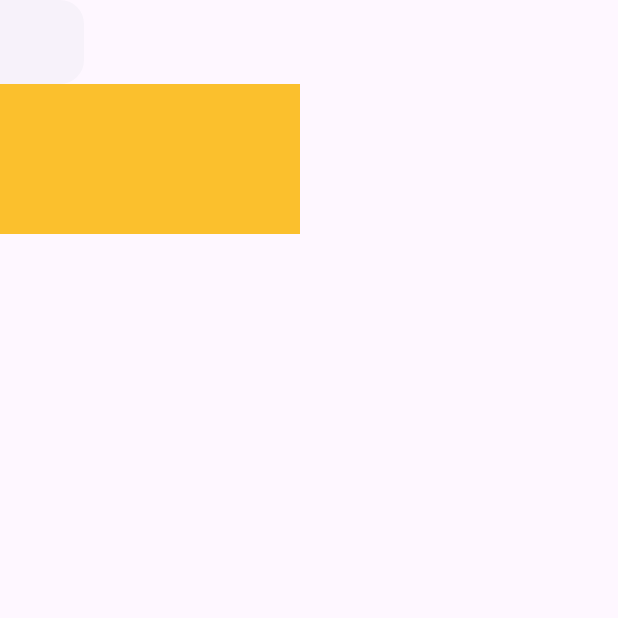
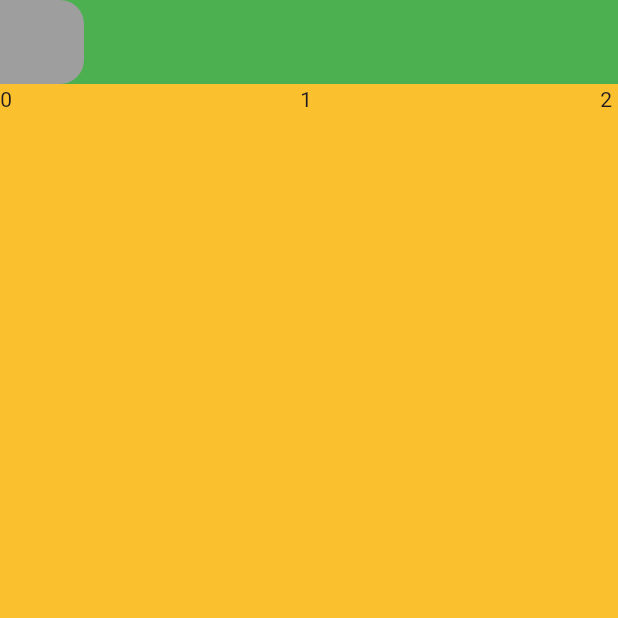
Before and after one commit to Matheus-Rossetti/generic_ecommerce, a Flutter app: the screen it shows after launch, on a phone screen of 412 x 824 dp, the top half of it. Run offline on Flutter 3.47's test engine with Material 3 defaults, Android fonts, the phone set to English and light mode, and no system bars.

Commit message:
home page prototype

```diff
--- a/lib/pages/home_page.dart
+++ b/lib/pages/home_page.dart
@@ -7,18 +7,20 @@ class HomePage extends StatelessWidget {
   Widget build(BuildContext context) {
     return Scaffold(
       appBar: AppBar(
-        leading: Drawer(),
+        backgroundColor: Colors.green,
+        leading: Drawer(
+          backgroundColor: Colors.grey,
+        ),
       ),
-      body: Column(
-        spacing: 50,
-        children: [
-          Container(
-            height: 100,
-            width: 200,
-            color: Colors.yellow[700],
-          )
-        ],
-      ),
+      body: ListView.builder(
+          itemCount: 10,
+          scrollDirection: Axis.horizontal,
+          itemBuilder: (context, index) => Container(
+                height: 10,
+                width: 200,
+                color: Colors.yellow[700],
+                child: Text(index.toString()),
+              )),
     );
   }
 }
```
